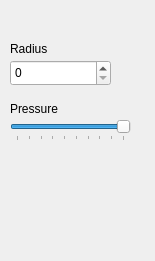
Old version of the form src/toolSettings/erasersettingswidget.ui in the repository PhotoFlare/photoflare.
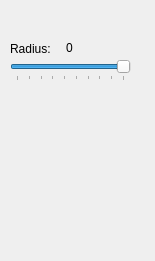
New version of the form.

Commit message: Add width setting for the EraserTool.

```diff
--- a/src/toolSettings/erasersettingswidget.ui
+++ b/src/toolSettings/erasersettingswidget.ui
@@ -23,37 +23,14 @@
     </rect>
    </property>
    <property name="text">
-    <string>Radius</string>
+    <string>Radius:</string>
    </property>
   </widget>
-  <widget class="QSpinBox" name="spinBox">
+  <widget class="QSlider" name="radiusSlider">
    <property name="geometry">
     <rect>
      <x>10</x>
      <y>60</y>
-     <width>101</width>
-     <height>26</height>
-    </rect>
-   </property>
-  </widget>
-  <widget class="QLabel" name="label_2">
-   <property name="geometry">
-    <rect>
-     <x>10</x>
-     <y>100</y>
-     <width>67</width>
-     <height>17</height>
-    </rect>
-   </property>
-   <property name="text">
-    <string>Pressure</string>
-   </property>
-  </widget>
-  <widget class="QSlider" name="horizontalSlider">
-   <property name="geometry">
-    <rect>
-     <x>10</x>
-     <y>120</y>
      <width>121</width>
      <height>21</height>
     </rect>
@@ -83,6 +60,19 @@
     <number>0</number>
    </property>
   </widget>
+  <widget class="QLabel" name="radiusValueLabel">
+   <property name="geometry">
+    <rect>
+     <x>66</x>
+     <y>40</y>
+     <width>61</width>
+     <height>16</height>
+    </rect>
+   </property>
+   <property name="text">
+    <string>0</string>
+   </property>
+  </widget>
  </widget>
  <resources/>
  <connections/>
```
The commit also changes 6 other files.
